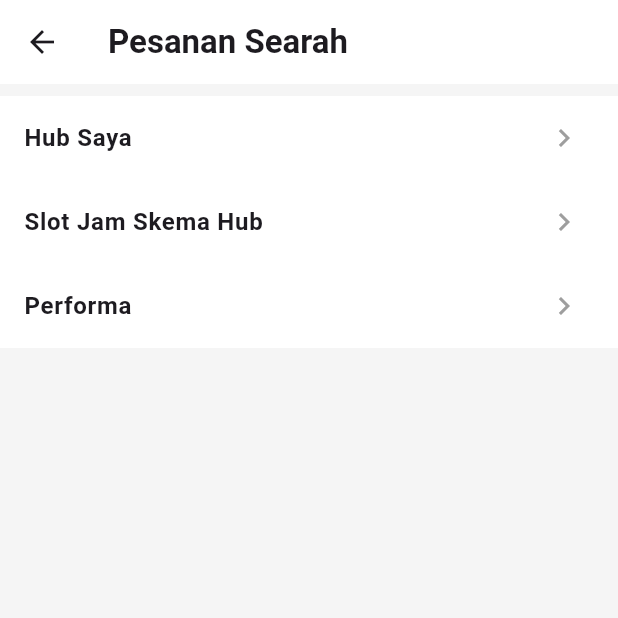
After one commit to Kvnzz23/shopee-driver-duplicate, a Flutter app: the Hub screen opened directly, on a phone screen of 412 x 824 dp, the top half of it. The commit adds this screen. Run offline on Flutter 3.47's test engine with Material 3 defaults, Android fonts, the phone set to English and light mode, and no system bars; network calls fail.

Commit message:
Update fitur & page

```diff
--- a/lib/main.dart
+++ b/lib/main.dart
@@ -1,3 +1,5 @@
+import 'package:duplicate_spd/pages/hub.dart';
+import 'package:duplicate_spd/pages/pesanan_searah.dart';
 import 'package:flutter/material.dart';
 
 void main() {
@@ -318,6 +320,11 @@ class _HomePageState extends State<HomePage>
                         ),
                       ),
                     ListTile(
+                      onTap: () => Navigator.of(context).push(
+                        MaterialPageRoute(
+                          builder: (context) => PesananSearah(),
+                        ),
+                      ),
                       contentPadding: const EdgeInsets.symmetric(horizontal: 8),
                       title: Text(
                         "Pesanan Searah",
@@ -326,6 +333,7 @@ class _HomePageState extends State<HomePage>
                       trailing: Icon(Icons.chevron_right, color: Colors.grey),
                     ),
                     ListTile(
+                      onTap: () => Navigator.of(context).push(MaterialPageRoute(builder: (context) => Hub())),
                       contentPadding: const EdgeInsets.symmetric(horizontal: 8),
                       title: Text(
                         "Hub",
--- /dev/null
+++ b/lib/pages/hub.dart
@@ -0,0 +1,49 @@
+import 'package:flutter/material.dart';
+
+class Hub extends StatelessWidget {
+  const new({super.key});
+
+  @override
+  Widget build(BuildContext context) {
+    return Scaffold(
+      backgroundColor: Colors.grey[100],
+      appBar: AppBar(
+        title: Text(
+          "Pesanan Searah",
+          style: TextStyle(fontWeight: FontWeight.bold),
+        ),
+        backgroundColor: Colors.white,
+        surfaceTintColor: Colors.transparent,
+      ),
+      body: ListView(
+        padding: EdgeInsets.only(top: 8),
+        children: [
+          ListTile(
+            tileColor: Colors.white,
+            title: Text(
+              "Hub Saya",
+              style: TextStyle(fontWeight: FontWeight.bold),
+            ),
+            trailing: Icon(Icons.chevron_right, color: Colors.grey),
+          ),
+          ListTile(
+            tileColor: Colors.white,
+            title: Text(
+              "Slot Jam Skema Hub",
+              style: TextStyle(fontWeight: FontWeight.bold),
+            ),
+            trailing: Icon(Icons.chevron_right, color: Colors.grey),
+          ),
+          ListTile(
+            tileColor: Colors.white,
+            title: Text(
+              "Performa",
+              style: TextStyle(fontWeight: FontWeight.bold),
+            ),
+            trailing: Icon(Icons.chevron_right, color: Colors.grey),
+          ),
+        ],
+      ),
+    );
+  }
+}
```
Also changed, not shown: lib/pages/pesanan_searah.dart (+45 -0 lines).
